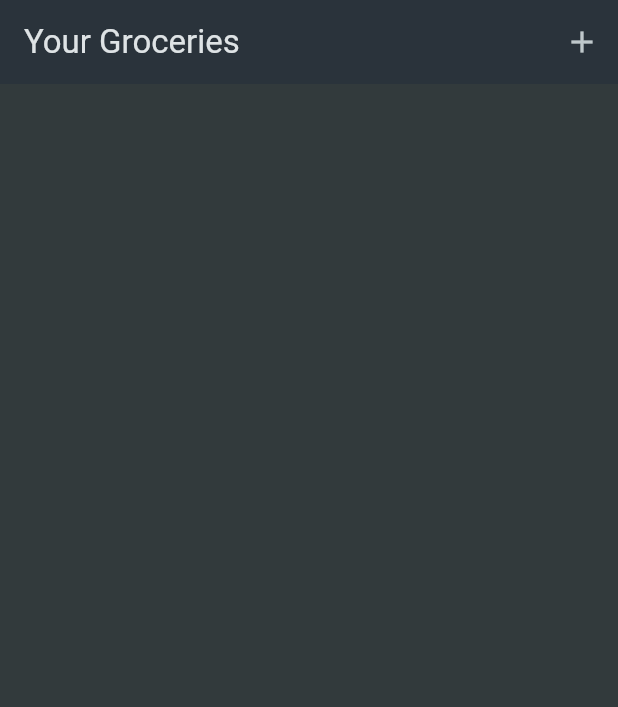
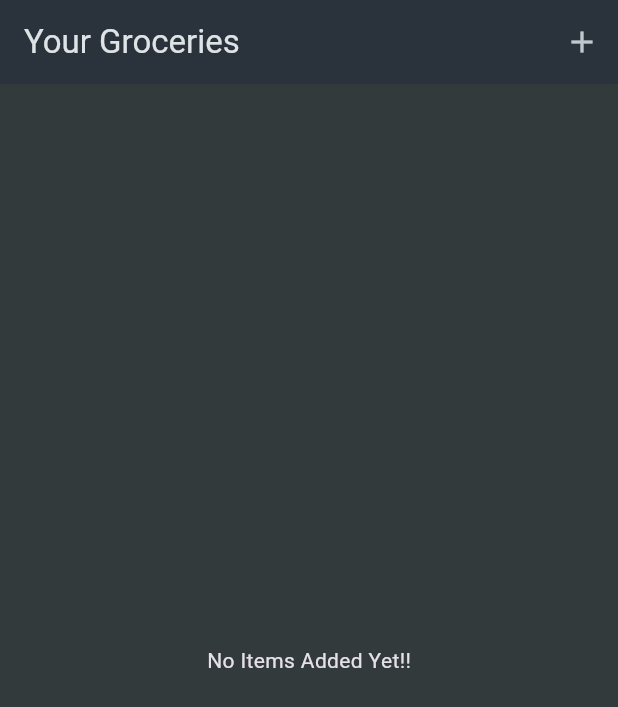
Before and after one commit to karanpatel0608/Saaaping-list, a Flutter app: the screen it shows after launch, on a phone screen of 412 x 824 dp. Shown: the top 707 px of the screen. Run offline on Flutter 3.47's test engine with Material 3 defaults, Android fonts, the phone set to English and light mode, and no system bars.

```diff
--- a/lib/widgets/grocery_list.dart
+++ b/lib/widgets/grocery_list.dart
@@ -26,18 +26,29 @@ class _GroceryListState extends State<GroceryList> {
     setState(() {
       _groceryItems.add(newItem);
     });
+  }
 
+  void _removeItem(GroceryItem item) {
+    setState(() {
+      _groceryItems.remove(item);
+    });
   }
 
   @override
   Widget build(BuildContext context) {
-    return Scaffold(
-      appBar: AppBar(
-          title: const Text('Your Groceries'),
-          actions: [IconButton(onPressed: _addItem, icon: Icon(Icons.add))]),
-      body: ListView.builder(
+    Widget content = const Center(
+      child: Text('No Items Added Yet!!'),
+    );
+
+    if (_groceryItems.isNotEmpty) {
+      ListView.builder(
         itemCount: _groceryItems.length,
-        itemBuilder: (ctx, index) => ListTile(
+        itemBuilder: (ctx, index) => Dismissible(
+          onDismissed: (direction) {
+            _removeItem(_groceryItems[index]);
+          },
+          key: ValueKey(_groceryItems[index].id),
+          child: ListTile(
             title: Text(_groceryItems[index].name),
             leading: Container(
               width: 24,
@@ -51,4 +62,11 @@ class _GroceryListState extends State<GroceryList> {
         ),
       );
     }
+
+    return Scaffold(
+        appBar: AppBar(
+            title: const Text('Your Groceries'),
+            actions: [IconButton(onPressed: _addItem, icon: Icon(Icons.add))]),
+        body: content);
   }
+}
```
Lines whose indentation alone changed are shown as unchanged.
